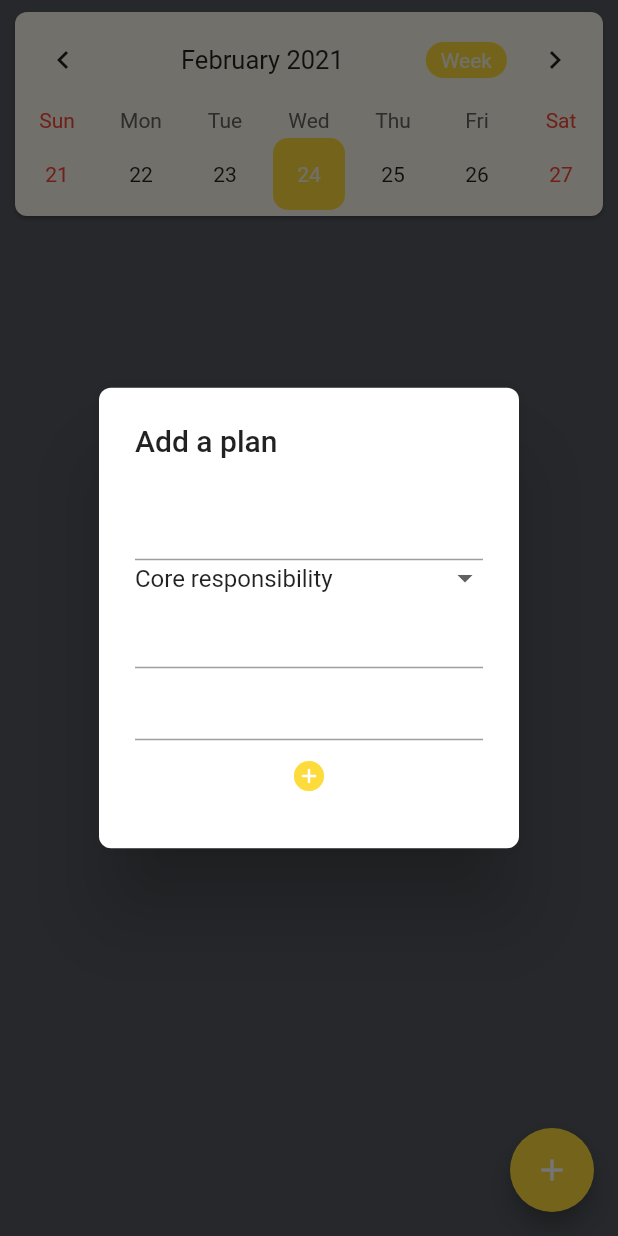
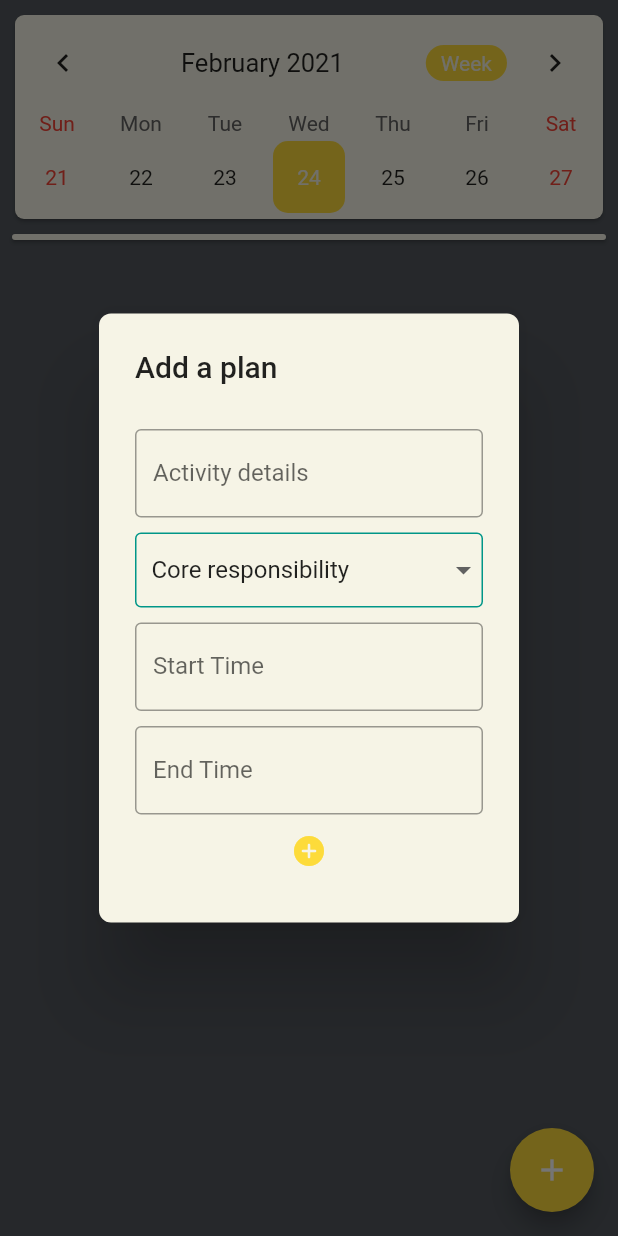
Before and after one commit to chawitW/routiner_make_your_day, a Flutter app: the PlannerPage screen opened directly, after a tap on the "add" icon, on a phone screen of 412 x 824 dp. Run offline on Flutter 3.47's test engine with Material 2 defaults, Android fonts, the phone set to English and light mode, and no system bars; drawn by our look-alikes of table_calendar; our stand-ins replace cloud_firestore, firebase_core; accounts and stored records are empty.

Commit message:
Update project

```diff
--- a/lib/planner_screen.dart
+++ b/lib/planner_screen.dart
@@ -25,6 +25,14 @@ class _PlannerState extends State<PlannerPage> with TickerProviderStateMixin {
   String activity = "";
   int activity_index;
   String _timeStart, _timeEnd;
+  List<Color> activityColors = [
+    Color(0xff7FDBDA),
+    Color(0xffFFD5CD),
+    Color(0xff8675A9),
+    Color(0xffADE498),
+    Color(0xffFA7F72),
+    Color(0xffF6F4E6),
+  ];
   List activityList = [
     "Core responsibility",
     "Personal growth",
@@ -70,13 +78,6 @@ class _PlannerState extends State<PlannerPage> with TickerProviderStateMixin {
     super.dispose();
   }
 
-  void _onDaySelected(DateTime day, List events, List holidays) {
-    print('CALLBACK: _onDaySelected');
-    setState(() {
-      _controller = this._controller;
-    });
-  }
-
   @override
   Widget build(BuildContext context) {
     return Scaffold(
@@ -86,19 +87,40 @@ class _PlannerState extends State<PlannerPage> with TickerProviderStateMixin {
           showDialog(
               context: context,
               builder: (BuildContext context) {
+                return StatefulBuilder(builder: (context, setState) {
                   return AlertDialog(
+                    backgroundColor: Color(0xffF6F4E6),
                     shape: RoundedRectangleBorder(
                         borderRadius: BorderRadius.circular(8)),
                     title: Text("Add a plan"),
-                  content: Column(
+                    content: SingleChildScrollView(
+                      child: Column(
                         mainAxisSize: MainAxisSize.min,
                         children: [
-                      TextField(
+                          Container(
+                            padding: EdgeInsets.only(top: 10),
+                            child: TextField(
+                              decoration: InputDecoration(
+                                border: OutlineInputBorder(
+                                    borderSide: BorderSide(color: Colors.teal)),
+                                hintText: 'Activity details',
+                                labelText: 'Activity details',
+                              ),
                               onChanged: (String value) {
                                 input = value;
                               },
                             ),
-                      DropdownButtonHideUnderline(
+                          ),
+                          Container(
+                            margin: EdgeInsets.only(top: 10, bottom: 10),
+                            height: 50,
+                            decoration: ShapeDecoration(
+                              shape: OutlineInputBorder(
+                                  borderSide: BorderSide(color: Colors.teal)),
+                            ),
+                            child: Container(
+                              margin: EdgeInsets.only(left: 10),
+                              child: DropdownButtonHideUnderline(
                                 child: DropdownButton(
                                     isExpanded: true,
                                     value: activity,
@@ -107,6 +129,7 @@ class _PlannerState extends State<PlannerPage> with TickerProviderStateMixin {
                                       setState(() {
                                         activity = newValue;
                                       });
+                                      print(activity);
                                     },
                                     items: activityList.map((valueItem) {
                                       return DropdownMenuItem<String>(
@@ -115,15 +138,32 @@ class _PlannerState extends State<PlannerPage> with TickerProviderStateMixin {
                                       );
                                     }).toList()),
                               ),
+                            ),
+                          ),
                           TextField(
+                            decoration: InputDecoration(
+                              border: OutlineInputBorder(
+                                  borderSide: BorderSide(color: Colors.teal)),
+                              hintText: 'Start Time',
+                              labelText: 'Start Time',
+                            ),
                             onChanged: (String value) {
                               _timeStart = value;
                             },
                           ),
-                      TextField(
+                          Container(
+                            padding: EdgeInsets.only(top: 10),
+                            child: TextField(
+                              decoration: InputDecoration(
+                                border: OutlineInputBorder(
+                                    borderSide: BorderSide(color: Colors.teal)),
+                                hintText: 'End Time',
+                                labelText: 'End Time',
+                              ),
                               onChanged: (String value) {
                                 _timeEnd = value;
                               },
+                            ),
                           ),
                           Row(
                             mainAxisAlignment: MainAxisAlignment.spaceEvenly,
@@ -160,7 +200,9 @@ class _PlannerState extends State<PlannerPage> with TickerProviderStateMixin {
                           ),
                         ],
                       ),
+                    ),
                   );
+                });
               });
         },
         child: Icon(
@@ -170,14 +212,16 @@ class _PlannerState extends State<PlannerPage> with TickerProviderStateMixin {
       ),
       backgroundColor: Color(0xff52575D),
       body: SingleChildScrollView(
+        child: Container(
           child: Column(
             crossAxisAlignment: CrossAxisAlignment.start,
+            mainAxisSize: MainAxisSize.min,
             children: <Widget>[
               Card(
                 shape: RoundedRectangleBorder(
-                  borderRadius: BorderRadius.circular(8)),
+                    borderRadius: BorderRadius.circular(6)),
                 clipBehavior: Clip.antiAlias,
-              margin: const EdgeInsets.symmetric(horizontal: 10, vertical: 8),
+                margin: EdgeInsets.only(top: 10, left: 10, right: 10),
                 color: Color(0xffF6F4E6),
                 child: TableCalendar(
                   onDaySelected: (context, date, events) {
@@ -232,7 +276,14 @@ class _PlannerState extends State<PlannerPage> with TickerProviderStateMixin {
                   calendarController: _controller,
                 ),
               ),
-            StreamBuilder(
+              Card(
+                shape: RoundedRectangleBorder(
+                    borderRadius: BorderRadius.circular(8)),
+                clipBehavior: Clip.antiAlias,
+                margin: const EdgeInsets.only(
+                    top: 10, bottom: 4, left: 8, right: 8),
+                color: Color(0xffF6F4E6),
+                child: StreamBuilder(
                     stream: FirebaseFirestore.instance
                         .collection("Planner")
                         .doc(_controller.selectedDay.toString())
@@ -243,15 +294,19 @@ class _PlannerState extends State<PlannerPage> with TickerProviderStateMixin {
                         return CircularProgressIndicator();
                       } else {
                         return ListView.builder(
+                            padding: EdgeInsets.only(top: 4),
                             shrinkWrap: true,
                             itemCount: snapshots.data.documents.length,
                             itemBuilder: (context, index) {
                               DocumentSnapshot documentSnapshot =
                                   snapshots.data.documents[index];
                               return Card(
-                              color: Color(0xffF6F4E6),
-                              margin:
-                                  EdgeInsets.only(left: 10, right: 10, top: 4),
+                                  color: activityColors[int.parse(
+                                          documentSnapshot[
+                                              "plannerActivityNumber"]) -
+                                      1],
+                                  margin: EdgeInsets.only(
+                                      left: 10, right: 10, top: 4),
                                   elevation: 4,
                                   child: ListTile(
                                       title: Text(
@@ -259,7 +314,9 @@ class _PlannerState extends State<PlannerPage> with TickerProviderStateMixin {
                             });
                       }
                     }),
+              ),
             ],
+          ),
         ),
       ),
     );
```
Also changed, not shown: lib/six_jars_screen.dart (+22 -17 lines), lib/to_do_screen.dart (+6 -5 lines), 2 other files. Lines whose indentation alone changed are shown as unchanged.
